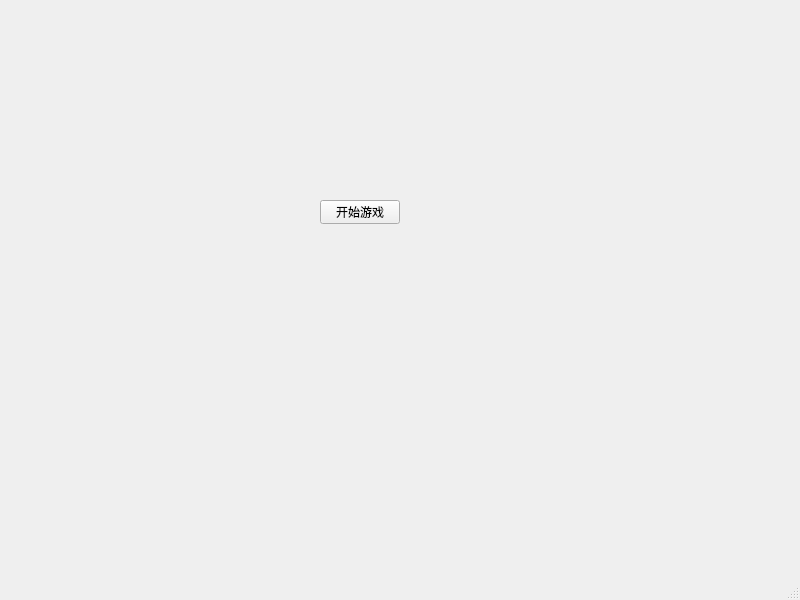
Old version of the form mainwindow.ui in the repository wind2018-wy/USTB_QTwork_planewar.
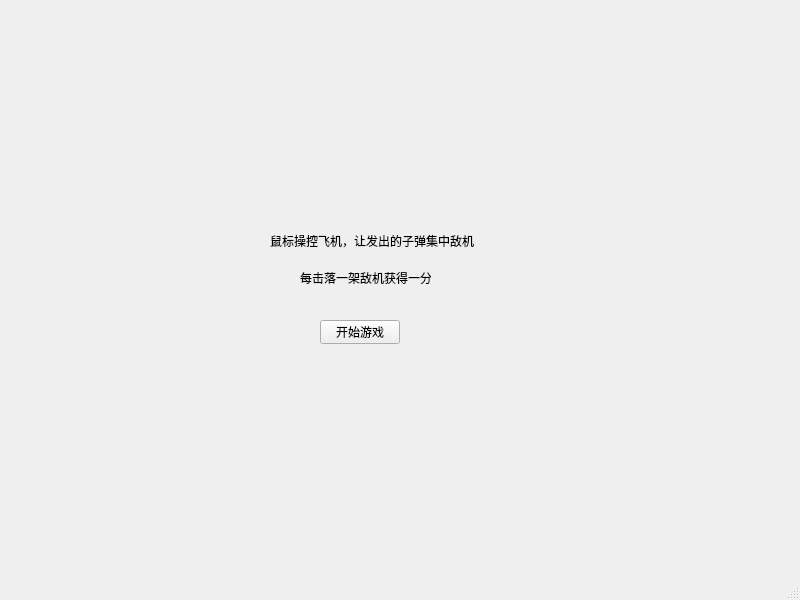
New version of the form.

Commit message: 改变一点功能

Patch:
```diff
--- a/mainwindow.ui
+++ b/mainwindow.ui
@@ -18,7 +18,7 @@
     <property name="geometry">
      <rect>
       <x>320</x>
-      <y>200</y>
+      <y>320</y>
       <width>80</width>
       <height>24</height>
      </rect>
@@ -27,6 +27,32 @@
      <string>开始游戏</string>
     </property>
    </widget>
+   <widget class="QLabel" name="label">
+    <property name="geometry">
+     <rect>
+      <x>270</x>
+      <y>220</y>
+      <width>221</width>
+      <height>41</height>
+     </rect>
+    </property>
+    <property name="text">
+     <string>鼠标操控飞机，让发出的子弹集中敌机</string>
+    </property>
+   </widget>
+   <widget class="QLabel" name="label_2">
+    <property name="geometry">
+     <rect>
+      <x>300</x>
+      <y>270</y>
+      <width>131</width>
+      <height>16</height>
+     </rect>
+    </property>
+    <property name="text">
+     <string>每击落一架敌机获得一分</string>
+    </property>
+   </widget>
   </widget>
   <widget class="QMenuBar" name="menubar">
    <property name="geometry">
```
